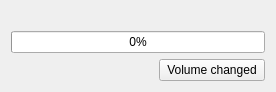
KDE/simon, file simonlib/simonsound/devicevolumewidget.ui: the form before one commit.
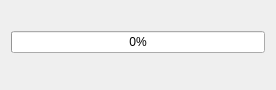
The form after the commit. Custom widgets are drawn as their Qt base class.

Commit message: Initial checkin of the new welcome screen; Smarter volume calibration

```diff
--- a/simonlib/simonsound/devicevolumewidget.ui
+++ b/simonlib/simonsound/devicevolumewidget.ui
@@ -30,6 +30,19 @@
    </item>
    <item>
     <layout class="QHBoxLayout" name="horizontalLayout">
+     <item>
+      <spacer name="horizontalSpacer">
+       <property name="orientation">
+        <enum>Qt::Horizontal</enum>
+       </property>
+       <property name="sizeHint" stdset="0">
+        <size>
+         <width>40</width>
+         <height>20</height>
+        </size>
+       </property>
+      </spacer>
+     </item>
      <item>
       <widget class="QLabel" name="lbIcon">
        <property name="sizePolicy">
@@ -56,24 +69,10 @@
        </property>
       </widget>
      </item>
-     <item>
-      <widget class="KPushButton" name="pbVolumeChanged">
-       <property name="text">
-        <string>Volume changed</string>
-       </property>
-      </widget>
-     </item>
     </layout>
    </item>
   </layout>
  </widget>
- <customwidgets>
-  <customwidget>
-   <class>KPushButton</class>
-   <extends>QPushButton</extends>
-   <header>kpushbutton.h</header>
-  </customwidget>
- </customwidgets>
  <resources/>
  <connections/>
 </ui>
```
The commit also changes 17 other files.
